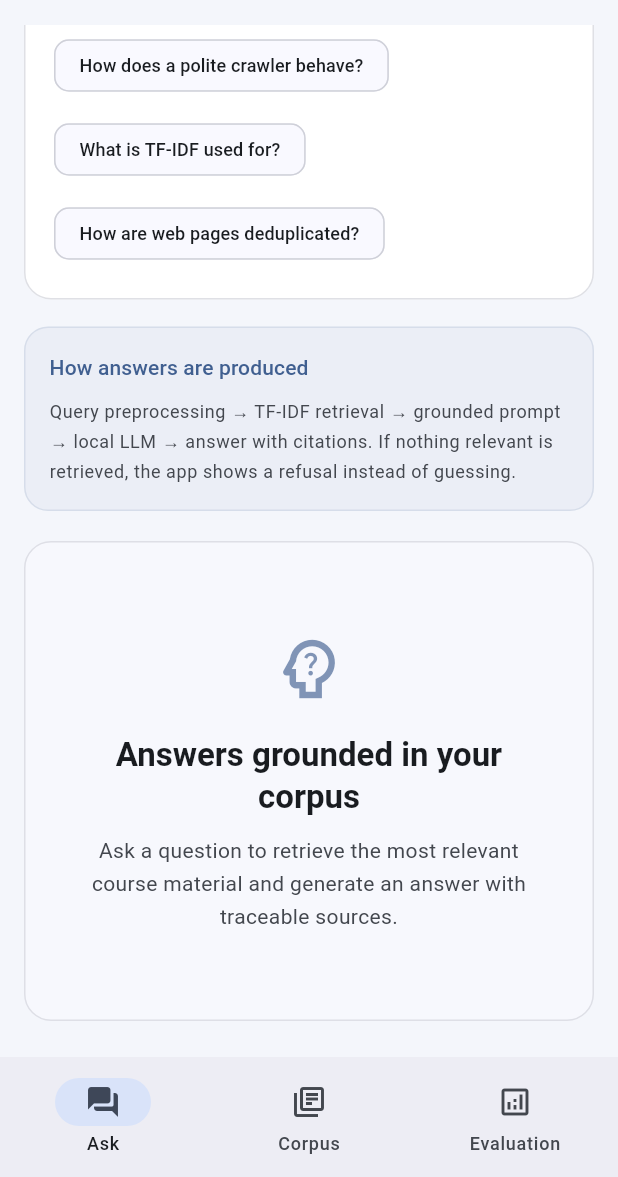
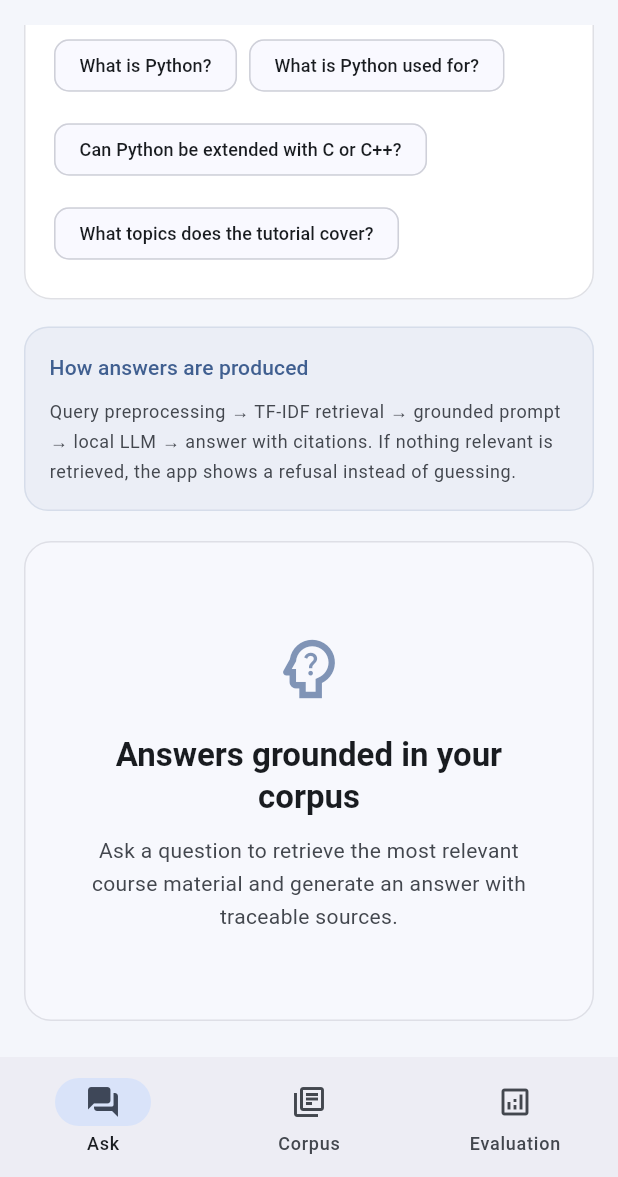
Before and after one commit to asaerxd6767/ir_RAG_project_frontend, a Flutter app: the screen it shows after launch, scrolled down 432 dp, on a phone screen of 412 x 824 dp, the part 59-1236 px from its top. Run offline on Flutter 3.47's test engine with Material 3 defaults, Android fonts, the phone set to English and light mode, and no system bars; our stand-ins replace material_ui, package_info_plus, pub_semver, shared_preferences; network calls fail.

Commit message:
feat: show corpus-grounded example questions after ingestion

```diff
--- /dev/null
+++ b/lib/core/example_questions.dart
@@ -0,0 +1,61 @@
+import '../data/models/library_models.dart';
+
+/// Suggestions that are answerable from documents this app actually indexes.
+class ExampleQuestions {
+  const ExampleQuestions._();
+
+  /// Questions grounded in the Python tutorial landing page that is kept in
+  /// the corpus by default.
+  static const List<String> python = <String>[
+    'What is Python?',
+    'What is Python used for?',
+    'Can Python be extended with C or C++?',
+    'What topics does the tutorial cover?',
+  ];
+
+  /// Turn a page title into the subject it describes, e.g.
+  /// `Cancer - Wikipedia` → `Cancer`.
+  static String _subject(String title, String url) {
+    var text = title.trim();
+    for (final separator in <String>[' - ', ' — ', ' – ', ' | ', ': ']) {
+      final parts = text.split(separator);
+      if (parts.length > 1) {
+        text = parts.first.trim();
+        break;
+      }
+    }
+    if (text.isEmpty || text.toLowerCase() == 'document') {
+      final segments = Uri.tryParse(url)?.pathSegments ?? const <String>[];
+      final last = segments.where((part) => part.isNotEmpty).lastOrNull ?? '';
+      text = last
+          .replaceAll(RegExp(r'\.(html?|php|aspx?)$'), '')
+          .replaceAll(RegExp(r'[_-]+'), ' ')
+          .trim();
+    }
+    return text.isEmpty ? 'this page' : text;
+  }
+
+  static List<String> forText(String title, String url) {
+    final haystack = '$title $url'.toLowerCase();
+    if (haystack.contains('python') || haystack.contains('docs.python.org')) {
+      return python;
+    }
+    final subject = _subject(title, url);
+    return <String>{
+      'What is $subject?',
+      'What is $title?',
+      'What is $subject used for?',
+    }.toList();
+  }
+
+  static List<String> forDocument(LibraryDocument document) =>
+      forText(document.displayTitle, document.url);
+
+  static List<String> forLibrary(DocumentLibrary? library) {
+    final suggestions = <String>{};
+    for (final document in library?.documents ?? const <LibraryDocument>[]) {
+      suggestions.addAll(forDocument(document));
+    }
+    return suggestions.isEmpty ? python : suggestions.toList();
+  }
+}
--- a/lib/state/changelog_controller.dart
+++ b/lib/state/changelog_controller.dart
@@ -4,6 +4,9 @@ import 'package:pub_semver/pub_semver.dart';
 import 'package:shared_preferences/shared_preferences.dart';
 
 const Map<String, List<String>> _changelog = <String, List<String>>{
+  '1.3.3': <String>[
+    'Example questions now come from the indexed documents, with Python-specific suggestions and new examples after adding a URL.',
+  ],
   '1.3.2': <String>[
     'The ingestion walkthrough now stays open through crawling, extraction, preprocessing and indexing until the document is ready.',
   ],
--- a/lib/ui/ask_screen.dart
+++ b/lib/ui/ask_screen.dart
@@ -1,6 +1,8 @@
 import 'package:material_ui/material_ui.dart';
 
+import '../core/example_questions.dart';
 import '../state/ask_controller.dart';
+import '../state/library_controller.dart';
 import 'widgets/bottom_padding.dart';
 import 'widgets/health_badge.dart';
 import 'widgets/question_composer.dart';
@@ -9,9 +11,14 @@ import 'widgets/result_panel.dart';
 /// Content of the "Ask" tab. The surrounding [Scaffold] lives in MainShell so
 /// the app bar and bottom navigation stay put while switching tabs.
 class AskScreen extends StatefulWidget {
-  const AskScreen({super.key, required this.controller});
+  const AskScreen({
+    super.key,
+    required this.controller,
+    required this.libraryController,
+  });
 
   final AskController controller;
+  final LibraryController libraryController;
 
   @override
   State<AskScreen> createState() => _AskScreenState();
@@ -21,9 +28,15 @@ class _AskScreenState extends State<AskScreen> {
   @override
   Widget build(BuildContext context) {
     return ListenableBuilder(
-      listenable: widget.controller,
+      listenable: Listenable.merge(<Listenable>[
+        widget.controller,
+        widget.libraryController,
+      ]),
       builder: (context, _) {
         final controller = widget.controller;
+        final suggestions = ExampleQuestions.forLibrary(
+          widget.libraryController.library,
+        );
         return LayoutBuilder(
           builder: (context, constraints) {
             final isWide = constraints.maxWidth >= 980;
@@ -38,6 +51,8 @@ class _AskScreenState extends State<AskScreen> {
                   onSubmit: controller.ask,
                   isLoading: controller.isLoading,
                   recentQuestions: controller.recentQuestions,
+                  suggestions: suggestions,
+                  pendingQuestion: controller.pendingQuestion,
                 ),
                 const SizedBox(height: 18),
                 const _HowItWorks(),
--- a/lib/ui/main_shell.dart
+++ b/lib/ui/main_shell.dart
@@ -95,8 +95,17 @@ class _MainShellState extends State<MainShell> {
       body: IndexedStack(
         index: _index,
         children: [
-          AskScreen(controller: widget.askController),
-          LibraryScreen(controller: widget.libraryController),
+          AskScreen(
+            controller: widget.askController,
+            libraryController: widget.libraryController,
+          ),
+          LibraryScreen(
+            controller: widget.libraryController,
+            onExampleQuestion: (question) {
+              setState(() => _index = 0);
+              widget.askController.prefill(question);
+            },
+          ),
           EvaluationScreen(controller: widget.evaluationController),
         ],
       ),
--- a/lib/ui/widgets/question_composer.dart
+++ b/lib/ui/widgets/question_composer.dart
@@ -1,10 +1,6 @@
 import 'package:material_ui/material_ui.dart';
 
-const List<String> _suggestions = <String>[
-  'How does a polite crawler behave?',
-  'What is TF-IDF used for?',
-  'How are web pages deduplicated?',
-];
+import '../../core/example_questions.dart';
 
 class QuestionComposer extends StatefulWidget {
   const QuestionComposer({
@@ -12,11 +8,15 @@ class QuestionComposer extends StatefulWidget {
     required this.onSubmit,
     required this.isLoading,
     required this.recentQuestions,
+    this.suggestions = const <String>[],
+    this.pendingQuestion,
   });
 
   final Future<void> Function(String question) onSubmit;
   final bool isLoading;
   final List<String> recentQuestions;
+  final List<String> suggestions;
+  final String? pendingQuestion;
 
   @override
   State<QuestionComposer> createState() => _QuestionComposerState();
@@ -26,6 +26,24 @@ class _QuestionComposerState extends State<QuestionComposer> {
   final _controller = TextEditingController();
   final _focusNode = FocusNode();
   bool _hasError = false;
+
+  @override
+  void initState() {
+    super.initState();
+    if (widget.pendingQuestion != null) {
+      _controller.text = widget.pendingQuestion!;
+    }
+  }
+
+  @override
+  void didUpdateWidget(covariant QuestionComposer oldWidget) {
+    super.didUpdateWidget(oldWidget);
+    if (widget.pendingQuestion != null &&
+        widget.pendingQuestion != oldWidget.pendingQuestion) {
+      _controller.text = widget.pendingQuestion!;
+      _hasError = false;
+    }
+  }
 
   @override
   void dispose() {
@@ -56,7 +74,10 @@ class _QuestionComposerState extends State<QuestionComposer> {
   @override
   Widget build(BuildContext context) {
     final scheme = Theme.of(context).colorScheme;
-    final ideas = <String>{..._suggestions, ...widget.recentQuestions}.toList();
+    final base = widget.suggestions.isEmpty
+        ? ExampleQuestions.python
+        : widget.suggestions;
+    final ideas = <String>{...base, ...widget.recentQuestions}.toList();
 
     return Card(
       child: Padding(
@@ -66,14 +87,18 @@ class _QuestionComposerState extends State<QuestionComposer> {
           children: [
             Row(
               children: [
-                Icon(Icons.question_answer_rounded, color: scheme.primary, size: 22),
+                Icon(
+                  Icons.question_answer_rounded,
+                  color: scheme.primary,
+                  size: 22,
+                ),
                 const SizedBox(width: 10),
                 Text(
                   'Ask a question',
                   style: Theme.of(context).textTheme.titleLarge?.copyWith(
-                        fontWeight: FontWeight.w700,
-                        letterSpacing: -0.3,
-                      ),
+                    fontWeight: FontWeight.w700,
+                    letterSpacing: -0.3,
+                  ),
                 ),
               ],
             ),
@@ -91,7 +116,7 @@ class _QuestionComposerState extends State<QuestionComposer> {
                 }
               },
               decoration: InputDecoration(
-                hintText: 'e.g. How does a polite crawler behave?',
+                hintText: 'e.g. What is Python?',
                 errorText: _hasError ? 'Write a question before asking.' : null,
                 prefixIcon: const Padding(
                   padding: EdgeInsets.only(left: 4),
@@ -106,7 +131,10 @@ class _QuestionComposerState extends State<QuestionComposer> {
                   ? const SizedBox(
                       width: 17,
                       height: 17,
-                      child: CircularProgressIndicator(strokeWidth: 2, color: Colors.white),
+                      child: CircularProgressIndicator(
+                        strokeWidth: 2,
+                        color: Colors.white,
+                      ),
                     )
                   : const Icon(Icons.send_rounded, size: 18),
               label: Text(widget.isLoading ? 'Retrieving…' : 'Ask the corpus'),
@@ -114,9 +142,8 @@ class _QuestionComposerState extends State<QuestionComposer> {
             const SizedBox(height: 18),
             Text(
               'Try an example',
-              style: Theme.of(context).textTheme.labelLarge?.copyWith(
-                    color: scheme.onSurfaceVariant,
-                  ),
+              style: Theme.of(context).textTheme.labelLarge
+                  ?.copyWith(color: scheme.onSurfaceVariant),
             ),
             const SizedBox(height: 8),
             Wrap(
@@ -126,7 +153,9 @@ class _QuestionComposerState extends State<QuestionComposer> {
                 for (final idea in ideas)
                   ActionChip(
                     label: Text(idea, style: const TextStyle(fontSize: 12)),
-                    onPressed: widget.isLoading ? null : () => _useSuggestion(idea),
+                    onPressed: widget.isLoading
+                        ? null
+                        : () => _useSuggestion(idea),
                   ),
               ],
             ),
--- a/pubspec.yaml
+++ b/pubspec.yaml
@@ -16,7 +16,7 @@ publish_to: 'none' # Remove this line if you wish to publish to pub.dev
 # https://developer.apple.com/library/archive/documentation/General/Reference/InfoPlistKeyReference/Articles/CoreFoundationKeys.html
 # In Windows, build-name is used as the major, minor, and patch parts
 # of the product and file versions while build-number is used as the build suffix.
-version: 1.3.2+7
+version: 1.3.3+8
 
 environment:
   sdk: ^3.14.0
```
Also changed, not shown: lib/state/ask_controller.dart (+9 -0 lines), lib/ui/library_screen.dart (+11 -3 lines), lib/ui/widgets/ingestion_progress_dialog.dart (+50 -4 lines), 3 other files.
